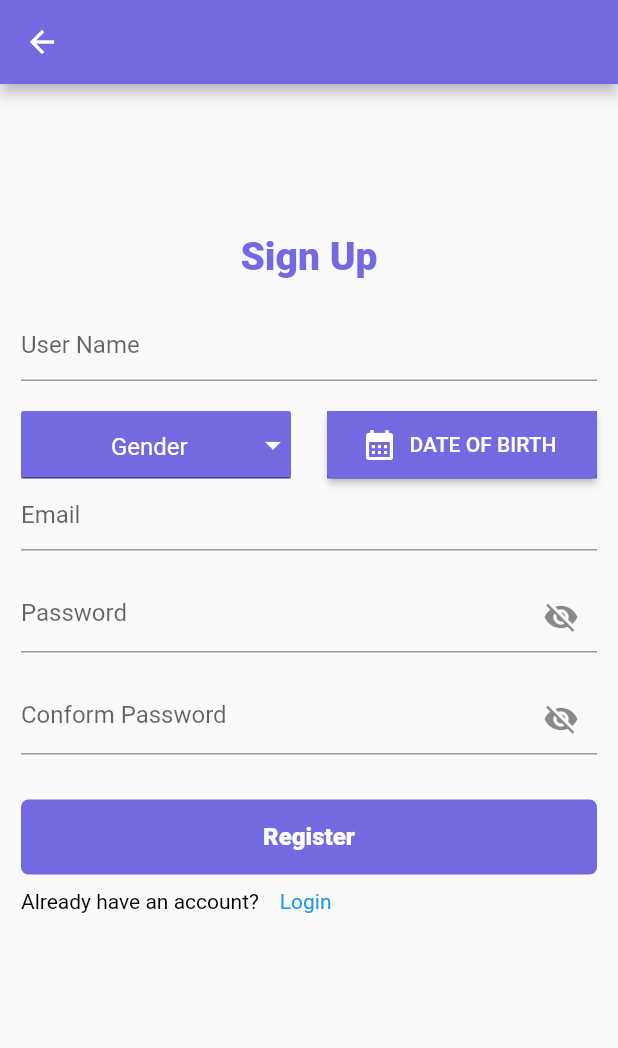
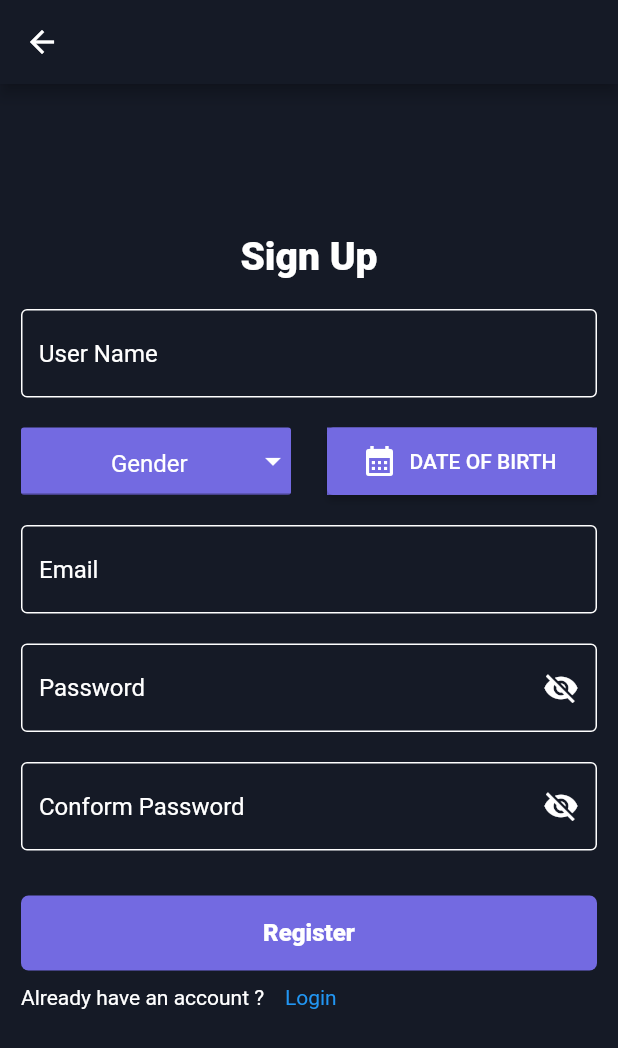
Before and after one commit to atomyongya/time_Management, a Flutter app: the screen it shows after launch, after a tap on "Login", after a tap on "Register", on a phone screen of 412 x 824 dp. Shown: the top 1048 px of the screen. Run offline on Flutter 3.47's test engine with Material 2 defaults, Android fonts, the phone set to English and light mode, and no system bars; our stand-ins replace get, shared_preferences.

Commit message:
Feature Login and Registration for notable to copy is added

```diff
--- a/backend_time_management/composer.json
+++ b/backend_time_management/composer.json
@@ -5,7 +5,7 @@
     "keywords": ["framework", "laravel"],
     "license": "MIT",
     "require": {
-        "php": "^8.0.2",
+        "php": "^7.3|^8.0.2",
         "guzzlehttp/guzzle": "^7.2",
         "laravel/framework": "^9.11",
         "laravel/sanctum": "^2.14.1",
--- a/time_management_application/lib/main.dart
+++ b/time_management_application/lib/main.dart
@@ -1,5 +1,15 @@
 import "package:flutter/material.dart";
-import 'package:time_management_application/utils/navigator.dart';
+import 'package:get/get.dart';
+import 'package:shared_preferences/shared_preferences.dart';
+import 'package:time_management_application/screen/dashboard/day_count/daycount.dart';
+import 'package:time_management_application/screen/dashboard/home.dart';
+import 'package:time_management_application/screen/dashboard/note_screen/note.dart';
+import 'package:time_management_application/screen/dashboard/notify_screen/notify.dart';
+import 'package:time_management_application/screen/dashboard/timetable_screen/timetable.dart';
+import 'package:time_management_application/screen/login/login.dart';
+import 'package:time_management_application/screen/otp/otp.dart';
+import 'package:time_management_application/screen/registration/registration.dart';
+import 'package:time_management_application/screen/setting/setting_screen.dart';
 
 void main() {
   runApp(const TimeManagement());
@@ -13,8 +23,45 @@ class TimeManagement extends StatefulWidget {
 }
 
 class _TimeManagement extends State<TimeManagement> {
+  Widget _initialScreen = const HomeScreen();
+
+  @override
+  void initState() {
+    super.initState();
+    _checkUserCredintials();
+  }
+
+  _checkUserCredintials() async {
+    final preference = await SharedPreferences.getInstance();
+    if (preference.getString("email") != null) {
+      setState(() {
+        _initialScreen = const HomeScreen();
+      });
+    } else {
+      setState(() {
+        _initialScreen = const LoginScreen();
+      });
+    }
+  }
+
   @override
   Widget build(BuildContext context) {
-    return const NavigatorWidget();
+    return GetMaterialApp(
+      debugShowCheckedModeBanner: false,
+      title: "Time Management",
+      initialRoute: "/",
+      routes: {
+        "/": (context) => _initialScreen,
+        "/home": (context) => const HomeScreen(),
+        "/signin": (context) => const LoginScreen(),
+        "/signup": (context) => const RegistrationScreen(),
+        "/otp": (context) => const OtpScreen(),
+        "/notify": (context) => const NotifyScreen(),
+        "/note": (context) => const NoteScreen(),
+        "/timetable": (context) => const TimeTableScreen(),
+        "/daycount": (context) => const DayCountScreen(),
+        "/settings": (context) => const SettingScreen(),
+      },
+    );
   }
 }
--- a/time_management_application/lib/screen/dashboard/day_count/daycount.dart
+++ b/time_management_application/lib/screen/dashboard/day_count/daycount.dart
@@ -21,7 +21,7 @@ class _DayCountScreen extends State<DayCountScreen> {
       ),
       body: Center(
         child: Column(
-          children: [],
+          children: const [Text("Count Page")],
         ),
       ),
     );
--- a/time_management_application/lib/screen/dashboard/home.dart
+++ b/time_management_application/lib/screen/dashboard/home.dart
@@ -1,3 +1,5 @@
+import 'dart:developer';
+
 import "package:flutter/material.dart";
 import 'package:time_management_application/utils/colors.dart';
 import 'package:time_management_application/utils/dimensions.dart';
@@ -43,35 +45,16 @@ class _HomeScreen extends State<HomeScreen> {
         child: Column(
           children: [
             // Top Bar.
-            Container(
+            Align(
+              alignment: Alignment.topCenter,
+              child: Container(
+                width: double.infinity,
                 height: Dimensions.headerHeight,
                 color: AppColors.backgroundColor,
                 padding: EdgeInsets.only(
                     right: Dimensions.paddingAnyLR14,
                     left: Dimensions.paddingAnyLR14),
                 child: Row(
-                mainAxisAlignment: MainAxisAlignment.spaceBetween,
-                children: [
-                  // Menu Icon.
-                  InkWell(
-                    child: AppIconWidget(
-                      icon: Icons.menu,
-                      iconColor: Colors.white,
-                      backgroundColor: AppColors.backgroundColor,
-                      iconSize: Dimensions.iconSize,
-                      size: Dimensions.iconBoxSize,
-                    ),
-                    onTap: () {
-                      menuIconTap = !menuIconTap;
-                      setState(() => menuIconTap
-                          ? debugPrint("Open")
-                          : debugPrint("Close"));
-                    },
-                  ),
-
-                  // For right side of top bar.
-                  Row(
-                    mainAxisAlignment: MainAxisAlignment.spaceBetween,
                   children: [
                     BigTextWidget(
                       text: "Atom",
@@ -86,7 +69,6 @@ class _HomeScreen extends State<HomeScreen> {
                     )
                   ],
                 ),
-                ],
               ),
             ),
 
@@ -149,8 +131,7 @@ class _HomeScreen extends State<HomeScreen> {
                               icon: featureIcons[index],
                               iconSize: 46,
                               size: 80,
-                              backgroundColor:
-                                  AppColors.skyBlueColor.withOpacity(0.8),
+                              backgroundColor: Colors.lightBlue,
                             ),
                           ),
 
@@ -191,7 +172,8 @@ class _HomeScreen extends State<HomeScreen> {
               ),
             ),
 
-            SingleChildScrollView(
+            Expanded(
+              flex: 2,
               child: Container(
                 height: Dimensions.featureBoxHeight200 * 1.4,
                 margin: EdgeInsets.only(
@@ -203,6 +185,13 @@ class _HomeScreen extends State<HomeScreen> {
         ),
       ),
       bottomNavigationBar: BottomNavigationBar(
+        onTap: ((value) => {
+              log(value.toString()),
+              if (value == 2)
+                {
+                  Navigator.pushNamed(context, "/settings"),
+                }
+            }),
         backgroundColor: AppColors.backgroundColor,
         type: BottomNavigationBarType.fixed,
         unselectedItemColor: Colors.white,
--- a/time_management_application/lib/screen/dashboard/note_screen/note.dart
+++ b/time_management_application/lib/screen/dashboard/note_screen/note.dart
@@ -21,7 +21,7 @@ class _NoteScreen extends State<NoteScreen> {
       ),
       body: Center(
         child: Column(
-          children: [],
+          children: const [],
         ),
       ),
     );
--- a/time_management_application/lib/screen/dashboard/notify_screen/notify.dart
+++ b/time_management_application/lib/screen/dashboard/notify_screen/notify.dart
@@ -21,7 +21,7 @@ class _NotifyScreen extends State<NotifyScreen> {
       ),
       body: Center(
         child: Column(
-          children: [],
+          children: const [],
         ),
       ),
     );
--- a/time_management_application/lib/screen/dashboard/timetable_screen/timetable.dart
+++ b/time_management_application/lib/screen/dashboard/timetable_screen/timetable.dart
@@ -21,7 +21,7 @@ class _TimeTableScreen extends State<TimeTableScreen> {
       ),
       body: Center(
         child: Column(
-          children: [],
+          children: const [],
         ),
       ),
     );
--- a/time_management_application/lib/screen/login/login.dart
+++ b/time_management_application/lib/screen/login/login.dart
@@ -1,6 +1,8 @@
-// Importing flutter package.
+import 'dart:developer';
 import "package:flutter/material.dart";
+import 'package:shared_preferences/shared_preferences.dart';
 import 'package:time_management_application/api/user_authentication.dart';
+import 'package:time_management_application/screen/dashboard/home.dart';
 import 'package:time_management_application/screen/registration/registration.dart';
 import 'package:time_management_application/utils/colors.dart';
 import 'package:time_management_application/utils/dimensions.dart';
@@ -22,6 +24,17 @@ class _LoginScreen extends State<LoginScreen> {
   bool _isHiddenPassword = true;
   bool? _isChecked = false;
   final _loginFormKey = GlobalKey<FormState>();
+  SharedPreferences? _emailSaved;
+  @override
+  void initState() {
+    super.initState();
+    rememberMe();
+  }
+
+  rememberMe() async {
+    final preference = await SharedPreferences.getInstance();
+    _emailSaved = preference.get("email") as SharedPreferences?;
+  }
 
   _validatingUser() async {
     if (_loginFormKey.currentState!.validate()) {
@@ -34,9 +47,17 @@ class _LoginScreen extends State<LoginScreen> {
         Response response = await UserAuthentication().postData(data, "login");
 
         if (response.statusCode == 200 || response.statusCode == 201) {
+          if (_isChecked == true) {
+            final preference = await SharedPreferences.getInstance();
+            preference.setString("email", _emailController.text);
+          }
           if (!mounted) return;
-          debugPrint(response.statusCode.toString());
-          Navigator.pushNamed(context, "/");
+          Navigator.pushAndRemoveUntil(
+              context,
+              MaterialPageRoute(
+                builder: (context) => const HomeScreen(),
+              ),
+              (route) => false);
         } else {
           if (!mounted) return;
           return ScaffoldMessenger.of(context).showSnackBar(
@@ -80,14 +101,17 @@ class _LoginScreen extends State<LoginScreen> {
                   child: BigTextWidget(
                     text: "Login",
                     fontSize: 30,
-                    textColor: AppColors.mainColor,
+                    textColor: Colors.white,
                   ),
                 ),
+                const SizedBox(height: 20),
 
                 // ************* Email Input Field. ********* //
                 SizedBox(height: Dimensions.height10),
                 TextFormField(
+                    enableSuggestions: true,
                     controller: _emailController,
+                    style: const TextStyle(color: Colors.white),
                     decoration: const InputDecoration(
                       fillColor: Colors.white,
                       prefixIcon: Icon(
@@ -123,7 +147,10 @@ class _LoginScreen extends State<LoginScreen> {
                 // ************* Password Input Field. ************* //
                 SizedBox(height: Dimensions.height10 * 2),
                 TextFormField(
+                    enableInteractiveSelection: false,
+                    restorationId: _passwordController.text,
                     obscureText: _isHiddenPassword,
+                    style: const TextStyle(color: Colors.white),
                     controller: _passwordController,
                     decoration: InputDecoration(
                       hintText: "Password",
@@ -260,7 +287,8 @@ class _LoginScreen extends State<LoginScreen> {
             (states) => const BorderSide(width: 2, color: Colors.white),
           ),
           value: _isChecked,
-          onChanged: (bool? newValue) {
+          onChanged: (newValue) {
+            log(newValue.toString());
             setState(() {
               _isChecked = newValue;
             });
--- a/time_management_application/lib/screen/registration/registration.dart
+++ b/time_management_application/lib/screen/registration/registration.dart
@@ -1,4 +1,5 @@
 import 'dart:convert';
+import 'dart:developer';
 import "package:flutter/material.dart";
 import 'package:http/http.dart';
 import 'package:time_management_application/api/user_authentication.dart';
@@ -38,7 +39,7 @@ class _RegistrationScreen extends State<RegistrationScreen> {
       try {
         var data = {
           "name": _userNameController.text,
-          "gender": _selectedGender.toString(),
+          "gender": _selectedGender,
           "date_of_birth": _age.toString(),
           "email": _emailController.text,
           "password": _passwordController.text,
@@ -48,7 +49,11 @@ class _RegistrationScreen extends State<RegistrationScreen> {
         Response response =
             await UserAuthentication().postData(data, "register");
         json.decode(response.body.toString());
-        return response;
+        if (response.statusCode == 200 || response.statusCode == 201) {
+          if (!mounted) return;
+          Navigator.pushNamedAndRemoveUntil(
+              context, "/signin", (route) => false);
+        }
       } catch (error) {
         debugPrint("Error in _registerData() is \n $error");
       }
@@ -62,8 +67,9 @@ class _RegistrationScreen extends State<RegistrationScreen> {
     // BuildContext keep track of all widget.
     return Center(
       child: Scaffold(
+        backgroundColor: AppColors.backgroundColor,
         appBar: AppBar(
-          backgroundColor: AppColors.mainColor,
+          backgroundColor: AppColors.backgroundColor,
         ),
 
         // ********* Body Section *************** //
@@ -82,15 +88,25 @@ class _RegistrationScreen extends State<RegistrationScreen> {
                   BigTextWidget(
                     text: "Sign Up",
                     fontSize: Dimensions.height10 * 2.6,
-                    textColor: AppColors.mainColor,
+                    textColor: AppColors.whiteColor,
                   ),
                   SizedBox(height: Dimensions.height10 * 2),
 
                   // *********** User name **************** //
                   TextFormField(
+                      style: const TextStyle(color: AppColors.whiteColor),
                       controller: _userNameController,
                       decoration: const InputDecoration(
+                        focusedBorder: OutlineInputBorder(
+                          borderSide: BorderSide(
+                            color: AppColors.whiteColor,
+                          ),
+                        ),
+                        enabledBorder: OutlineInputBorder(
+                          borderSide: BorderSide(color: AppColors.whiteColor),
+                        ),
                         hintText: "User Name",
+                        hintStyle: TextStyle(color: AppColors.whiteColor),
                       ),
                       validator: (name) {
                         if (name!.isEmpty) {
@@ -188,6 +204,7 @@ class _RegistrationScreen extends State<RegistrationScreen> {
                             ).then((date) {
                               setState(() {
                                 _age = date;
+                                log(date.toString());
                               });
                             });
                           },
@@ -195,12 +212,21 @@ class _RegistrationScreen extends State<RegistrationScreen> {
                       ),
                     ],
                   ),
+                  const SizedBox(height: 20),
 
                   // ************* Email Input Field. ********* //
                   TextFormField(
+                      style: const TextStyle(color: AppColors.whiteColor),
                       controller: _emailController,
                       decoration: const InputDecoration(
                         hintText: "Email",
+                        hintStyle: TextStyle(color: AppColors.whiteColor),
+                        focusedBorder: OutlineInputBorder(
+                          borderSide: BorderSide(color: AppColors.whiteColor),
+                        ),
+                        enabledBorder: OutlineInputBorder(
+                          borderSide: BorderSide(color: AppColors.whiteColor),
+                        ),
                       ),
                       validator: (email) {
                         if (email!.isEmpty) return "Email Field is required";
@@ -217,16 +243,26 @@ class _RegistrationScreen extends State<RegistrationScreen> {
                   // ************* Password Input Field. ************* //
                   SizedBox(height: Dimensions.height10 * 2),
                   TextFormField(
+                      enableInteractiveSelection: false,
+                      style: const TextStyle(color: Colors.white),
                       obscureText: _isHiddenPassword,
                       controller: _passwordController,
                       decoration: InputDecoration(
+                        focusedBorder: const OutlineInputBorder(
+                            borderSide:
+                                BorderSide(color: AppColors.whiteColor)),
+                        enabledBorder: const OutlineInputBorder(
+                          borderSide: BorderSide(color: AppColors.whiteColor),
+                        ),
                         hintText: "Password",
+                        hintStyle: const TextStyle(color: AppColors.whiteColor),
                         suffixIcon: InkWell(
                           onTap: _togglePasswordView,
                           child: Icon(
                             _isHiddenPassword
                                 ? Icons.visibility_off
                                 : Icons.visibility,
+                            color: AppColors.whiteColor,
                           ),
                         ),
                       ),
@@ -251,16 +287,26 @@ class _RegistrationScreen extends State<RegistrationScreen> {
 
                   SizedBox(height: Dimensions.height10 * 2),
                   TextFormField(
+                      enableInteractiveSelection: false,
+                      style: const TextStyle(color: AppColors.whiteColor),
                       obscureText: _isHiddenConformPassword,
                       controller: _conformController,
                       decoration: InputDecoration(
+                        enabledBorder: const OutlineInputBorder(
+                          borderSide: BorderSide(color: AppColors.whiteColor),
+                        ),
+                        focusedBorder: const OutlineInputBorder(
+                            borderSide:
+                                BorderSide(color: AppColors.skyBlueColor)),
                         hintText: "Conform Password",
+                        hintStyle: const TextStyle(color: AppColors.whiteColor),
                         suffixIcon: InkWell(
                           onTap: _togglePasswordConformView,
                           child: Icon(
                             _isHiddenConformPassword
                                 ? Icons.visibility_off
                                 : Icons.visibility,
+                            color: AppColors.whiteColor,
                           ),
                         ),
                       ),
@@ -299,17 +345,8 @@ class _RegistrationScreen extends State<RegistrationScreen> {
                         ),
                       ),
                     ),
-                    onTap: () async {
-                      Response response = await _registerData();
-                      if (response.statusCode == 200 ||
-                          response.statusCode == 201) {
-                        debugPrint("Response is : $response");
-                        if (!mounted) return;
-                        Navigator.pushNamedAndRemoveUntil(
-                            context, "/otp", (route) => false);
-                      } else {
-                        debugPrint("Bad Response.");
-                      }
+                    onTap: () {
+                      _registerData();
                     },
                   ),
 
@@ -320,8 +357,8 @@ class _RegistrationScreen extends State<RegistrationScreen> {
                   Row(
                     children: [
                       const Text(
-                        "Already have an account?    ",
-                        style: TextStyle(color: Colors.black),
+                        "Already have an account ?    ",
+                        style: TextStyle(color: Colors.white),
                       ),
                       InkWell(
                         onTap: () {
--- a/time_management_application/lib/utils/colors.dart
+++ b/time_management_application/lib/utils/colors.dart
@@ -5,4 +5,5 @@ class AppColors {
   static const Color backgroundColor = Color.fromARGB(255, 21, 26, 38);
 
   static const Color skyBlueColor = Color.fromARGB(255, 71, 219, 247);
+  static const Color whiteColor = Color(0xFFFFFFFF);
 }
--- a/time_management_application/lib/utils/navigator.dart
+++ b/time_management_application/lib/utils/navigator.dart
@@ -1,36 +1,38 @@
-import 'package:flutter/material.dart';
-import 'package:get/route_manager.dart';
-import 'package:time_management_application/screen/dashboard/day_count/daycount.dart';
-import 'package:time_management_application/screen/dashboard/home.dart';
-import 'package:time_management_application/screen/dashboard/note_screen/note.dart';
-import 'package:time_management_application/screen/dashboard/notify_screen/notify.dart';
-import 'package:time_management_application/screen/dashboard/timetable_screen/timetable.dart';
-import 'package:time_management_application/screen/login/login.dart';
-import 'package:time_management_application/screen/otp/otp.dart';
-import 'package:time_management_application/screen/registration/registration.dart';
+// import 'package:flutter/material.dart';
+// import 'package:get/route_manager.dart';
+// import 'package:http/http.dart';
+// import 'package:time_management_application/screen/dashboard/day_count/daycount.dart';
+// import 'package:time_management_application/screen/dashboard/home.dart';
+// import 'package:time_management_application/screen/dashboard/note_screen/note.dart';
+// import 'package:time_management_application/screen/dashboard/notify_screen/notify.dart';
+// import 'package:time_management_application/screen/dashboard/timetable_screen/timetable.dart';
+// import 'package:time_management_application/screen/login/login.dart';
+// import 'package:time_management_application/screen/otp/otp.dart';
+// import 'package:time_management_application/screen/registration/registration.dart';
 
-class NavigatorWidget extends StatefulWidget {
-  const NavigatorWidget({Key? key}) : super(key: key);
-  @override
-  State<NavigatorWidget> createState() => _NavigatorWidget();
-}
+// class NavigatorWidget extends StatefulWidget {
+//   const NavigatorWidget({Key? key}) : super(key: key);
+//   @override
+//   State<NavigatorWidget> createState() => _NavigatorWidget();
+// }
 
-class _NavigatorWidget extends State<NavigatorWidget> {
-  @override
-  Widget build(BuildContext context) {
-    return GetMaterialApp(
-        title: "Time Management Application",
-        debugShowCheckedModeBanner: false,
-        initialRoute: "/signin",
-        routes: {
-          "/signin": (context) => const LoginScreen(),
-          "/signup": (context) => const RegistrationScreen(),
-          "/": (context) => const HomeScreen(),
-          "/otp": (context) => const OtpScreen(),
-          "/notify": (context) => const NotifyScreen(),
-          "/note": (context) => const NoteScreen(),
-          "/timetable": (context) => const TimeTableScreen(),
-          "/daycount": (context) => const DayCountScreen(),
-        });
-  }
-}
+// class _NavigatorWidget extends State<NavigatorWidget> {
+//   @override
+//   Widget build(BuildContext context) {
+//     return GetMaterialApp(
+//       title: "Time Management Application",
+//       debugShowCheckedModeBanner: false,
+//       home: Get.to(HomeScreen()),
+//     );
+//     // routes: {
+//     //   "/signin": (context) => const LoginScreen(),
+//     //   "/signup": (context) => const RegistrationScreen(),
+//     //   "/": (context) => const HomeScreen(),
+//     //   "/otp": (context) => const OtpScreen(),
+//     //   "/notify": (context) => const NotifyScreen(),
+//     //   "/note": (context) => const NoteScreen(),
+//     //   "/timetable": (context) => const TimeTableScreen(),
+//     //   "/daycount": (context) => const DayCountScreen(),
+//     // });
+//   }
+// }
--- a/time_management_application/pubspec.yaml
+++ b/time_management_application/pubspec.yaml
@@ -37,6 +37,8 @@ dependencies:
   get: ^4.6.3
   http: ^0.13.4
   http3: ^0.0.0
+  shared_preferences: ^2.0.15
+  flutter_secure_storage: ^5.0.2
 
 dev_dependencies:
   flutter_test:
```
Also changed, not shown: Idea.txt (deleted, +0 -9 lines), time_management_application/lib/screen/setting/setting_screen.dart (added, +31 -0 lines), time_management_application/pubspec.lock, 7 other files. Lines whose indentation alone changed are shown as unchanged.
